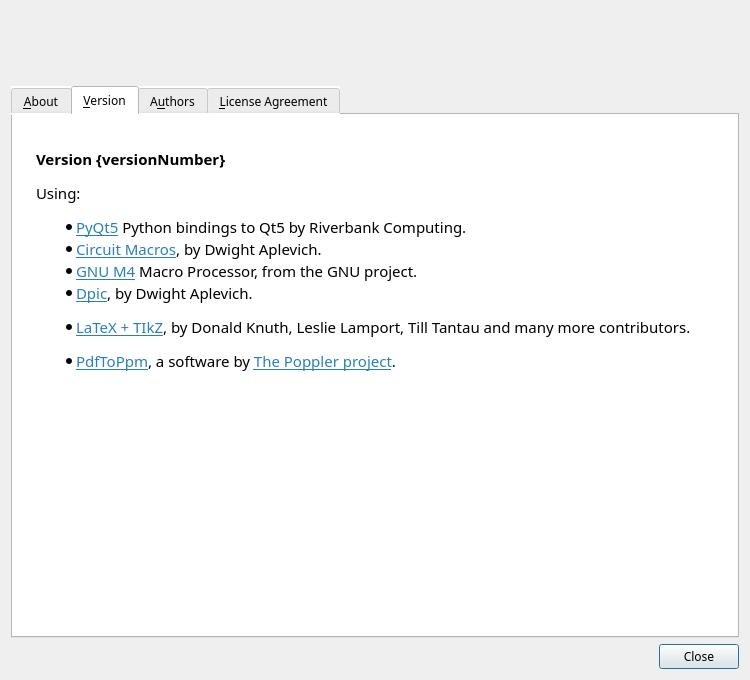
Above: pycirkuit/ui/aboutdialog.ui from orestesmas/pycirkuit before the change. Below: the same form after it.
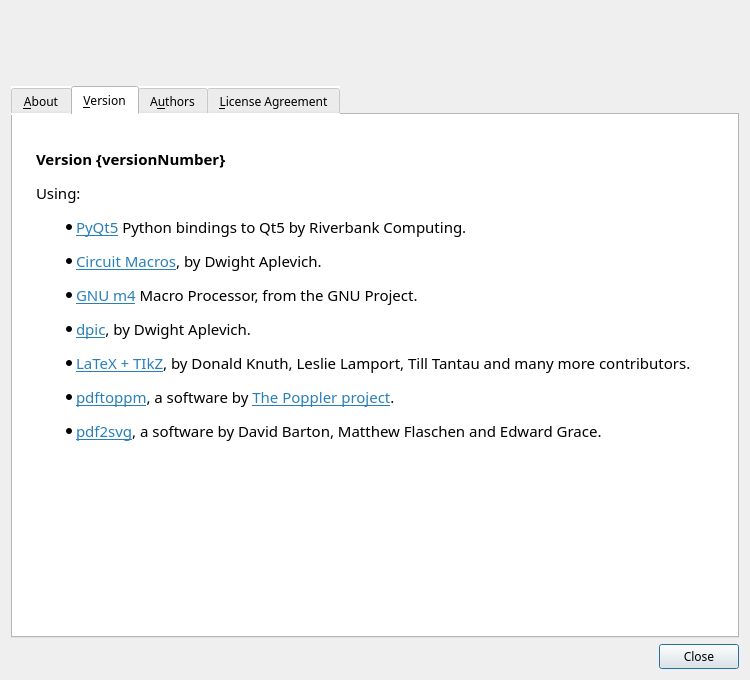
That is the form after the change. The open tabs and pages were chosen to show the change. Icons and pictures are not drawn.

Commit message:
Credit pdf2svg in the About dialog; fix stale/broken tool links
Add the pdf2svg credit, fix the dpic link, tidy capitalization.

```diff
--- a/pycirkuit/ui/aboutdialog.ui
+++ b/pycirkuit/ui/aboutdialog.ui
@@ -182,11 +182,12 @@
 &lt;p style=&quot; margin-top:12px; margin-bottom:12px; margin-left:0px; margin-right:0px; -qt-block-indent:0; text-indent:0px;&quot;&gt;&lt;span style=&quot; font-size:11pt; font-weight:600;&quot;&gt;Version {versionNumber}&lt;/span&gt;&lt;/p&gt;
 &lt;p style=&quot; margin-top:12px; margin-bottom:12px; margin-left:0px; margin-right:0px; -qt-block-indent:0; text-indent:0px;&quot;&gt;&lt;span style=&quot; font-size:11pt;&quot;&gt;Using:&lt;/span&gt;&lt;/p&gt;
 &lt;ul style=&quot;margin-top: 0px; margin-bottom: 0px; margin-left: 0px; margin-right: 0px; -qt-list-indent: 1;&quot;&gt;&lt;li style=&quot; font-size:11pt;&quot; style=&quot; margin-top:12px; margin-bottom:0px; margin-left:0px; margin-right:0px; -qt-block-indent:0; text-indent:0px;&quot;&gt;&lt;a href=&quot;https://www.riverbankcomputing.com/software/pyqt/intro&quot;&gt;&lt;span style=&quot; text-decoration: underline; color:#2980b9;&quot;&gt;PyQt5&lt;/span&gt;&lt;/a&gt; Python bindings to Qt5 by Riverbank Computing.&lt;/li&gt;
-&lt;li style=&quot; font-size:11pt;&quot; style=&quot; margin-top:0px; margin-bottom:0px; margin-left:0px; margin-right:0px; -qt-block-indent:0; text-indent:0px;&quot;&gt;&lt;a href=&quot;https://ece.uwaterloo.ca/~aplevich/Circuit_macros/&quot;&gt;&lt;span style=&quot; text-decoration: underline; color:#2980b9;&quot;&gt;Circuit Macros&lt;/span&gt;&lt;/a&gt;, by Dwight Aplevich.&lt;/li&gt;
-&lt;li style=&quot; font-size:11pt;&quot; style=&quot; margin-top:0px; margin-bottom:0px; margin-left:0px; margin-right:0px; -qt-block-indent:0; text-indent:0px;&quot;&gt;&lt;a href=&quot;https://www.gnu.org/software/m4/&quot;&gt;&lt;span style=&quot; text-decoration: underline; color:#2980b9;&quot;&gt;GNU M4&lt;/span&gt;&lt;/a&gt; Macro Processor, from the GNU project.&lt;/li&gt;
-&lt;li style=&quot; font-size:11pt;&quot; style=&quot; margin-top:0px; margin-bottom:12px; margin-left:0px; margin-right:0px; -qt-block-indent:0; text-indent:0px;&quot;&gt;&lt;a href=&quot;https://ece.uwaterloo.ca/~aplevich/dpic&quot;&gt;&lt;span style=&quot; text-decoration: underline; color:#2980b9;&quot;&gt;Dpic&lt;/span&gt;&lt;/a&gt;, by Dwight Aplevich.&lt;/li&gt;
-&lt;li style=&quot; font-size:11pt;&quot; style=&quot; margin-top:0px; margin-bottom:12px; margin-left:0px; margin-right:0px; -qt-block-indent:0; text-indent:0px;&quot;&gt;&lt;a href=&quot;https://ctan.org/&quot;&gt;&lt;span style=&quot; text-decoration: underline; color:#2980b9;&quot;&gt;LaTeX + TIkZ&lt;/span&gt;&lt;/a&gt;, by Donald Knuth, Leslie Lamport, Till Tantau and many more contributors.&lt;/li&gt;
-&lt;li style=&quot; font-size:11pt;&quot; style=&quot; margin-top:0px; margin-bottom:12px; margin-left:0px; margin-right:0px; -qt-block-indent:0; text-indent:0px;&quot;&gt;&lt;a href=&quot;https://linux.die.net/man/1/pdftoppm&quot;&gt;&lt;span style=&quot; text-decoration: underline; color:#2980b9;&quot;&gt;PdfToPpm&lt;/span&gt;&lt;/a&gt;, a software by &lt;a href=&quot;https://poppler.freedesktop.org/&quot;&gt;&lt;span style=&quot; text-decoration: underline; color:#2980b9;&quot;&gt;The Poppler project&lt;/span&gt;&lt;/a&gt;. &lt;/li&gt;&lt;/ul&gt;&lt;/body&gt;&lt;/html&gt;</string>
+&lt;li style=&quot; font-size:11pt;&quot; style=&quot; margin-top:12px; margin-bottom:0px; margin-left:0px; margin-right:0px; -qt-block-indent:0; text-indent:0px;&quot;&gt;&lt;a href=&quot;https://ece.uwaterloo.ca/~aplevich/Circuit_macros/&quot;&gt;&lt;span style=&quot; text-decoration: underline; color:#2980b9;&quot;&gt;Circuit Macros&lt;/span&gt;&lt;/a&gt;, by Dwight Aplevich.&lt;/li&gt;
+&lt;li style=&quot; font-size:11pt;&quot; style=&quot; margin-top:12px; margin-bottom:0px; margin-left:0px; margin-right:0px; -qt-block-indent:0; text-indent:0px;&quot;&gt;&lt;a href=&quot;https://www.gnu.org/software/m4/&quot;&gt;&lt;span style=&quot; text-decoration: underline; color:#2980b9;&quot;&gt;GNU m4&lt;/span&gt;&lt;/a&gt; Macro Processor, from the GNU Project.&lt;/li&gt;
+&lt;li style=&quot; font-size:11pt;&quot; style=&quot; margin-top:12px; margin-bottom:0px; margin-left:0px; margin-right:0px; -qt-block-indent:0; text-indent:0px;&quot;&gt;&lt;a href=&quot;https://gitlab.com/aplevich/dpic&quot;&gt;&lt;span style=&quot; text-decoration: underline; color:#2980b9;&quot;&gt;dpic&lt;/span&gt;&lt;/a&gt;, by Dwight Aplevich.&lt;/li&gt;
+&lt;li style=&quot; font-size:11pt;&quot; style=&quot; margin-top:12px; margin-bottom:0px; margin-left:0px; margin-right:0px; -qt-block-indent:0; text-indent:0px;&quot;&gt;&lt;a href=&quot;https://ctan.org/&quot;&gt;&lt;span style=&quot; text-decoration: underline; color:#2980b9;&quot;&gt;LaTeX + TIkZ&lt;/span&gt;&lt;/a&gt;, by Donald Knuth, Leslie Lamport, Till Tantau and many more contributors.&lt;/li&gt;
+&lt;li style=&quot; font-size:11pt;&quot; style=&quot; margin-top:12px; margin-bottom:0px; margin-left:0px; margin-right:0px; -qt-block-indent:0; text-indent:0px;&quot;&gt;&lt;a href=&quot;https://linux.die.net/man/1/pdftoppm&quot;&gt;&lt;span style=&quot; text-decoration: underline; color:#2980b9;&quot;&gt;pdftoppm&lt;/span&gt;&lt;/a&gt;, a software by &lt;a href=&quot;https://poppler.freedesktop.org/&quot;&gt;&lt;span style=&quot; text-decoration: underline; color:#2980b9;&quot;&gt;The Poppler project&lt;/span&gt;&lt;/a&gt;. &lt;/li&gt;
+&lt;li style=&quot; font-size:11pt;&quot; style=&quot; margin-top:12px; margin-bottom:0px; margin-left:0px; margin-right:0px; -qt-block-indent:0; text-indent:0px;&quot;&gt;&lt;a href=&quot;https://github.com/dawbarton/pdf2svg&quot;&gt;&lt;span style=&quot; text-decoration: underline; color:#2980b9;&quot;&gt;pdf2svg&lt;/span&gt;&lt;/a&gt;, a software by David Barton, Matthew Flaschen and Edward Grace.&lt;/li&gt;&lt;/ul&gt;&lt;/body&gt;&lt;/html&gt;</string>
          </property>
          <property name="openExternalLinks">
           <bool>true</bool>
```
Left out of the diff: 2 changed lines with no effect on the pictures. The commit also changes 1 other file.
